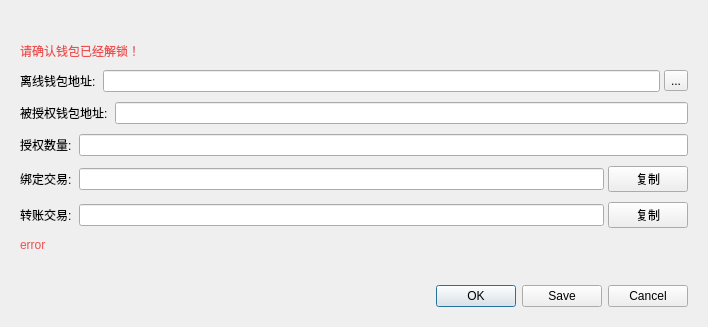
First picture: the form in src/forms/offlineminingdialog.ui, repository 33cn/chain33-qt, before the edit.
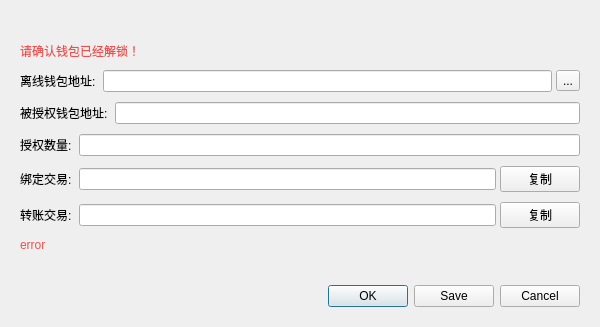
Second picture: the form after the edit. Icons and pictures are not drawn.

Patch:
```diff
--- a/src/forms/offlineminingdialog.ui
+++ b/src/forms/offlineminingdialog.ui
@@ -6,7 +6,7 @@
    <rect>
     <x>0</x>
     <y>0</y>
-    <width>708</width>
+    <width>600</width>
     <height>327</height>
    </rect>
   </property>
```
Left out of the diff: 6 changed lines with no effect on the pictures.
